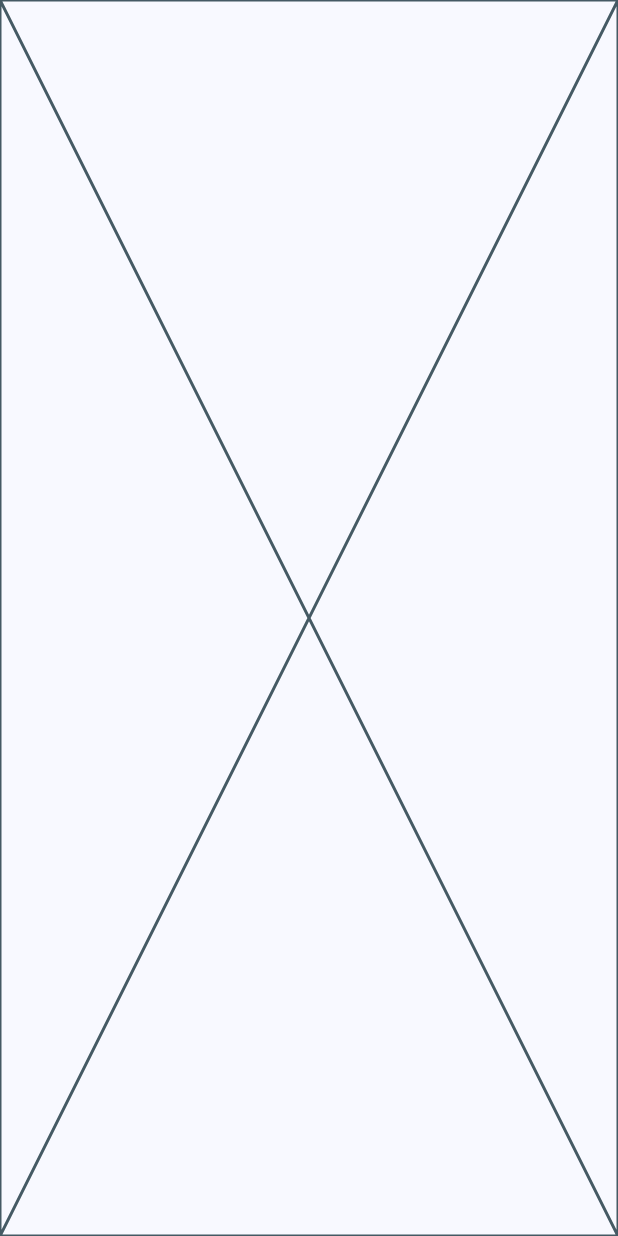
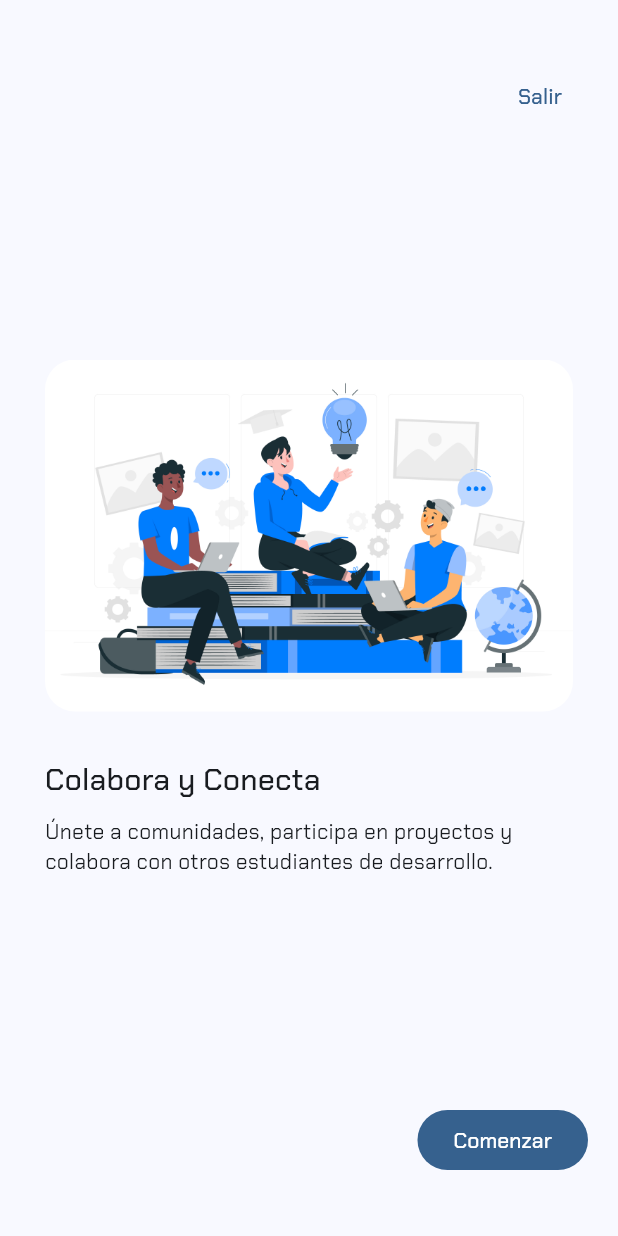
Before and after one commit to MateoLl1/EduPlay, a Flutter app: the TutorialApp screen opened by its route, swiped to page 3, on a phone screen of 412 x 824 dp. Run offline on Flutter 3.47's test engine with Material 3 defaults, Android fonts, the phone set to English and light mode, and no system bars; our stand-ins replace animate_do, flutter_riverpod, go_router, google_fonts.

Commit message:
tutorial screen diseñado

```diff
--- a/lib/presentation/screens/login/login_screen.dart
+++ b/lib/presentation/screens/login/login_screen.dart
@@ -72,7 +72,7 @@ class _LoginFormViewState extends State<_LoginFormView> {
             CustomTextField(
               focusNode: _focusNode1,
               label: 'Correo electronico',
-              icon: Icons.abc_outlined,
+              icon: Icons.person,
               hintTxt: 'ejemplo@gmail.com',
               onChanged: (value) {
                 formKey.currentState!.validate();
@@ -94,7 +94,7 @@ class _LoginFormViewState extends State<_LoginFormView> {
               focusNode: _focusNode2,
               obscureText: true,
               label: 'Contraseña',
-              icon: Icons.abc_outlined,
+              icon: Icons.key,
               onChanged: (value) {
                 formKey.currentState!.validate();
               },
--- a/lib/presentation/screens/tutorial/tutorial_screen.dart
+++ b/lib/presentation/screens/tutorial/tutorial_screen.dart
@@ -1,22 +1,150 @@
 
 
+import 'package:animate_do/animate_do.dart';
 import 'package:flutter/material.dart';
+import 'package:go_router/go_router.dart';
 
-class TutorialApp extends StatelessWidget {
+
+class SliderContent {
+  final String title;
+  final String caption;
+  final String imageUrl;
+
+  SliderContent({
+    required this.title,
+    required this.caption,
+    required this.imageUrl
+  });
+}
+
+final listSlider = <SliderContent>[
+  SliderContent(
+    title: '¡Bienvenido a EducaPlay!',
+    caption: 'Explora el emocionante mundo de la educación en desarrollo de software.',
+    imageUrl: 'assets/img/1.jpg',
+  ),
+  SliderContent(
+    title: 'Aprende a tu propio ritmo',
+    caption: 'Accede a recursos educativos de calidad y mejora tus habilidades a tu propio ritmo.',
+    imageUrl: 'assets/img/2.jpg',
+  ),
+  SliderContent(
+    title: 'Colabora y Conecta',
+    caption: 'Únete a comunidades, participa en proyectos y colabora con otros estudiantes de desarrollo.',
+    imageUrl: 'assets/img/3.jpg',
+  ),
+];
+
+class TutorialApp extends StatefulWidget {
   const TutorialApp({super.key});
+
+  @override
+  State<TutorialApp> createState() => _TutorialAppState();
+}
+
+class _TutorialAppState extends State<TutorialApp> {
+  final PageController pageController = PageController();
+  bool visible = false;
+  @override
+  void initState() {
+    super.initState();
+    pageController.addListener(() {
+      final page = pageController.page ?? 0;
+      if (page >= 1.8) {
+        visible = true;
+        setState(() {});
+      }
+    });
+
+  }
+
+  @override
+  void dispose() {
+    pageController.dispose();
+    super.dispose();
+  }
+
 
   @override
   Widget build(BuildContext context) {
     return Scaffold(
-      body: PageView(
-        children: const[
+      body: Stack(
+        children: [
 
-          Placeholder(),
-          Placeholder(),
-          Placeholder(),
+          PageView(
+            controller: pageController,
+            children: [
+
+              ...listSlider.map(
+                (e) => _Slider(e.title, e.caption, e.imageUrl)
+              ).toList()
+
+            ],
+          ),
+
+          Positioned(
+            top: 40,
+            right: 20,
+            child: TextButton(
+              child: const Text('Salir'),
+              onPressed: () => context.pop(),
+            ),
+          ),
+
+          visible ? Positioned(
+            bottom: 40,
+            right: 20,
+            child: FadeInRight(
+              duration: const Duration(seconds: 1),
+              from: 30,
+              child: FilledButton(
+                child: const Text('Comenzar'),
+                onPressed: () => context.pop(),
+              ),
+            )
+          ): const SizedBox()
+
 
         ],
       ),
     );
   }
 }
+
+class _Slider extends StatelessWidget {
+  final String title;
+  final String caption;
+  final String imageUrl;
+  const _Slider(
+    this.title,
+    this.caption,
+    this.imageUrl
+  );
+
+  @override
+  Widget build(BuildContext context) {
+    final textStyle = Theme.of(context).textTheme;
+    return  Padding(
+      padding: const EdgeInsets.symmetric(horizontal: 30,),
+      child: Center(
+        child: Column(
+          mainAxisAlignment: MainAxisAlignment.center,
+          crossAxisAlignment: CrossAxisAlignment.start,
+          children: [
+
+            ClipRRect(
+              borderRadius: BorderRadius.circular(20),
+              child: Image(image: AssetImage(imageUrl))
+            ),
+            const SizedBox(height: 30,),
+            Text(title,style: textStyle.titleMedium,),
+            const SizedBox(height: 10,),
+            Text(caption,style: textStyle.bodyMedium,)
+
+
+          ],
+        ),
+      ),
+    );
+  }
+}
--- a/pubspec.yaml
+++ b/pubspec.yaml
@@ -28,6 +28,7 @@ environment:
 # the latest version available on pub.dev. To see which dependencies have newer
 # versions available, run `flutter pub outdated`.
 dependencies:
+  animate_do: ^3.1.2
   cupertino_icons: ^1.0.2
   flutter:
     sdk: flutter
```
Also changed, not shown: assets/img/1.jpg (added), assets/img/2.jpg (added), assets/img/3.jpg (added), pubspec.lock.
